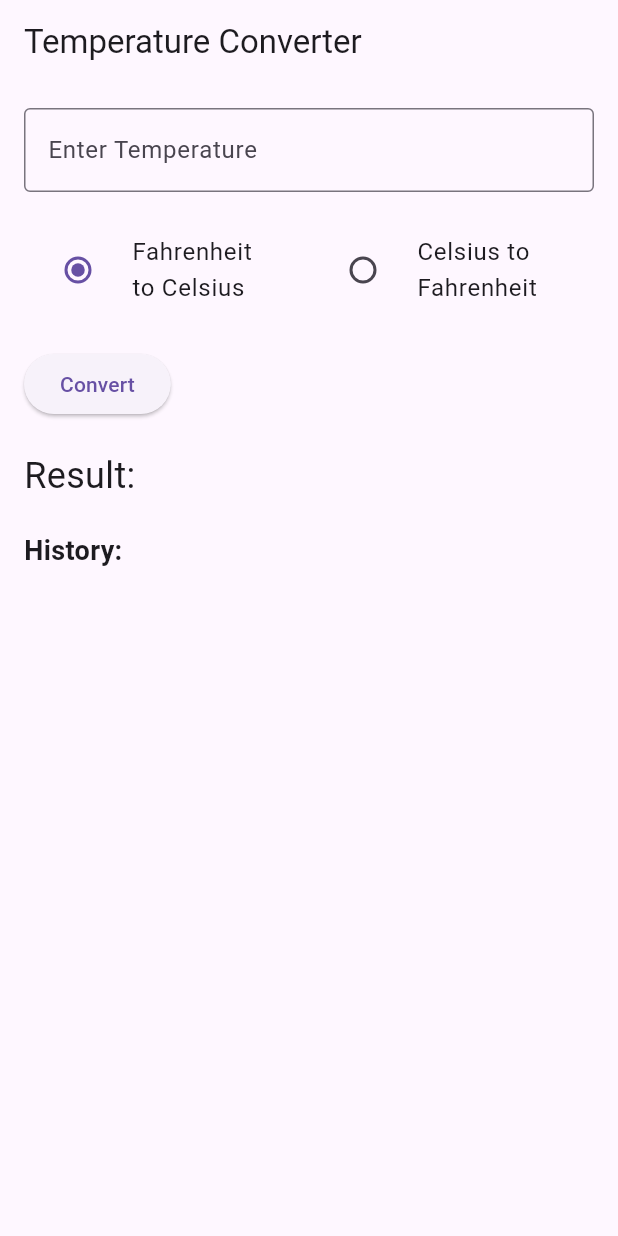
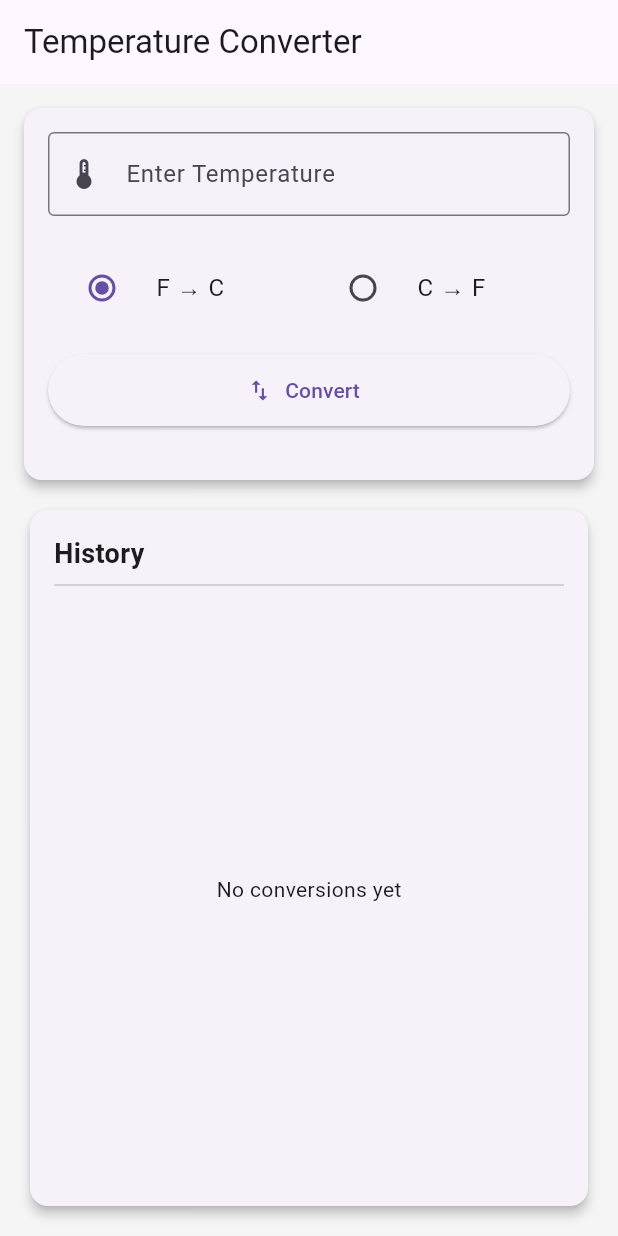
Before and after one commit to Carine-69/temp-converter, a Flutter app: the screen it shows after launch, after a tap on "Convert", on a phone screen of 412 x 824 dp. Run offline on Flutter 3.47's test engine with Material 3 defaults, Android fonts, the phone set to English and light mode, and no system bars.

Commit message:
final simple temp converter

```diff
--- a/lib/main.dart
+++ b/lib/main.dart
@@ -2,164 +2,127 @@ import 'package:flutter/material.dart';
 
 void main() {
   runApp(
-    MaterialApp(home: TempConverterApp(), debugShowCheckedModeBanner: false),
+    MaterialApp(
+      debugShowCheckedModeBanner: false,
+      title: 'Temp Converter',
+      theme: ThemeData(
+        primarySwatch: Colors.deepPurple,
+        scaffoldBackgroundColor: Colors.grey[100],
+      ),
+      home: TempConverterApp(),
+    ),
   );
 }
 
-// This widget is the main entry point of the app
 class TempConverterApp extends StatefulWidget {
   @override
   _TempConverterAppState createState() => _TempConverterAppState();
 }
 
 class _TempConverterAppState extends State<TempConverterApp> {
-  String _conversionType = 'FtoC'; // Keeps track of selected conversion direction
-  TextEditingController _tempController = TextEditingController(); // Controller to get text input from user
-  String _result = ''; // Stores the final converted temperature
-  List<String> _history = []; // Stores a list of previous conversions
+  String _conversionType = 'FtoC';
+  TextEditingController _tempController = TextEditingController();
+  String _result = '';
+  List<String> _history = [];
 
-  // Function to perform temperature conversion and update result and history
   void _convertTemperature() {
     final input = _tempController.text;
-    final value = double.tryParse(input); // Try converting input to a number
-
-    // If input is not a valid number, exit function
+    final value = double.tryParse(input);
     if (value == null) return;
 
-    // Perform conversion based on selected type
     final converted = _conversionType == 'FtoC'
-        ? (value - 32) * 5 / 9 // Fahrenheit to Celsius
-        : (value * 9 / 5) + 32; // Celsius to Fahrenheit
+        ? (value - 32) * 5 / 9
+        : (value * 9 / 5) + 32;
 
-    // Label for history entry
     final label = _conversionType == 'FtoC' ? 'F to C' : 'C to F';
-    final historyItem = '$label: $value => ${converted.toStringAsFixed(2)}';
+    final historyItem = '$label: $value → ${converted.toStringAsFixed(2)}';
 
-    // Update UI with result and new history item
     setState(() {
-      _result = converted.toStringAsFixed(2); // Limit result to 2 decimal places
-      _history.insert(0, historyItem); // Add latest conversion to top of history
+      _result = converted.toStringAsFixed(2);
+      _history.insert(0, historyItem);
     });
   }
 
   @override
   Widget build(BuildContext context) {
-    // Check if the device is in portrait mode
     final isPortrait =
         MediaQuery.of(context).orientation == Orientation.portrait;
 
-    // Widget containing input field, conversion options, button, and result
-    final inputSection = Column(
-      crossAxisAlignment: CrossAxisAlignment.start,
+    final inputCard = Card(
+      elevation: 3,
+      margin: EdgeInsets.only(bottom: 16),
+      child: Padding(
+        padding: const EdgeInsets.all(16.0),
+        child: Column(
           children: [
-        // Text field to enter temperature
             TextField(
               controller: _tempController,
               keyboardType: TextInputType.numberWithOptions(decimal: true),
               decoration: InputDecoration(
+                prefixIcon: Icon(Icons.thermostat),
                 labelText: 'Enter Temperature',
                 border: OutlineInputBorder(),
               ),
             ),
             SizedBox(height: 20),
-
-        // Radio buttons to select conversion type
             Row(
               children: [
-            // Fahrenheit to Celsius
                 Expanded(
                   child: RadioListTile<String>(
-                title: Text('Fahrenheit to Celsius'),
+                    title: Text('F → C'),
                     value: 'FtoC',
                     groupValue: _conversionType,
-                onChanged: (val) => setState(() => _conversionType = val!),
+                    onChanged: (val) =>
+                        setState(() => _conversionType = val!),
                   ),
                 ),
-            // Celsius to Fahrenheit
                 Expanded(
                   child: RadioListTile<String>(
-                title: Text('Celsius to Fahrenheit'),
+                    title: Text('C → F'),
                     value: 'CtoF',
                     groupValue: _conversionType,
-                onChanged: (val) => setState(() => _conversionType = val!),
+                    onChanged: (val) =>
+                        setState(() => _conversionType = val!),
                   ),
                 ),
               ],
             ),
-        SizedBox(height: 20),
-
-        // Button to perform the conversion
-        ElevatedButton(
+            SizedBox(height: 16),
+            ElevatedButton.icon(
               onPressed: _convertTemperature,
-          child: Text('Convert'),
+              icon: Icon(Icons.swap_vert),
+              label: Text("Convert"),
+              style: ElevatedButton.styleFrom(
+                minimumSize: Size(double.infinity, 48),
+              ),
             ),
             SizedBox(height: 20),
-
-        // Display the result of the conversion
-        Text('Result: $_result', style: TextStyle(fontSize: 24)),
+            if (_result.isNotEmpty)
+              Text(
+                'Result: $_result',
+                style: TextStyle(fontSize: 24, fontWeight: FontWeight.bold),
+              ),
           ],
+        ),
+      ),
     );
 
-    // Widget to display the conversion history
-    final historyWidget = Column(
-      crossAxisAlignment: CrossAxisAlignment.start,
-      children: [
-        // History title
-        Text(
-          'History:',
-          style: TextStyle(fontSize: 18, fontWeight: FontWeight.bold),
-        ),
-        SizedBox(height: 10),
-
-        // List of previous conversions
-        Expanded(
-          child: ListView.builder(
-            itemCount: _history.length,
-            itemBuilder: (_, index) =>
-                ListTile(title: Text(_history[index])),
-          ),
-        ),
-      ],
-    );
-
-    // Scaffold provides app layout and structure
-    return Scaffold(
-      appBar: AppBar(title: Text('Temperature Converter')), // App bar with title
-      body: Padding(
-        padding: const EdgeInsets.all(16),
-        // Use different layout for portrait and landscape modes
-        child: isPortrait
-            ? Column(
-          children: [
-            inputSection, // Input section at the top
-            SizedBox(height: 20),
-            Expanded(child: historyWidget), // History takes remaining space
-          ],
-        )
-            : Row(
-          children: [
-            // Left side: scrollable input section
-            Expanded(
-              child: SingleChildScrollView(
+    final historyCard = Card(
+      elevation: 3,
       child: Padding(
-                  padding: const EdgeInsets.only(right: 8.0),
-                  child: inputSection,
-                ),
-              ),
-            ),
-            // Right side: conversion history
-            Expanded(
+        padding: const EdgeInsets.all(16.0),
         child: Column(
           crossAxisAlignment: CrossAxisAlignment.start,
           children: [
             Text(
-                    'History:',
-                    style: TextStyle(
-                        fontSize: 18, fontWeight: FontWeight.bold),
+              'History',
+              style: TextStyle(fontSize: 18, fontWeight: FontWeight.bold),
             ),
-                  SizedBox(height: 10),
+            Divider(),
             Expanded(
-                    child: ListView.builder(
+              child: _history.isEmpty
+                  ? Center(child: Text('No conversions yet'))
+                  : ListView.builder(
                 itemCount: _history.length,
                 itemBuilder: (_, index) =>
                     ListTile(title: Text(_history[index])),
@@ -168,6 +131,26 @@ class _TempConverterAppState extends State<TempConverterApp> {
           ],
         ),
       ),
+    );
+
+    return Scaffold(
+      appBar: AppBar(title: Text('Temperature Converter')),
+      body: Padding(
+        padding: const EdgeInsets.all(16),
+        child: isPortrait
+            ? Column(
+          children: [
+            inputCard,
+            Expanded(child: historyCard),
+          ],
+        )
+            : Row(
+          children: [
+            Expanded(
+              child: SingleChildScrollView(child: inputCard),
+            ),
+            SizedBox(width: 12),
+            Expanded(child: historyCard),
           ],
         ),
       ),
```
Also changed, not shown: pubspec.lock, 1 other file. Lines whose indentation alone changed are shown as unchanged.
